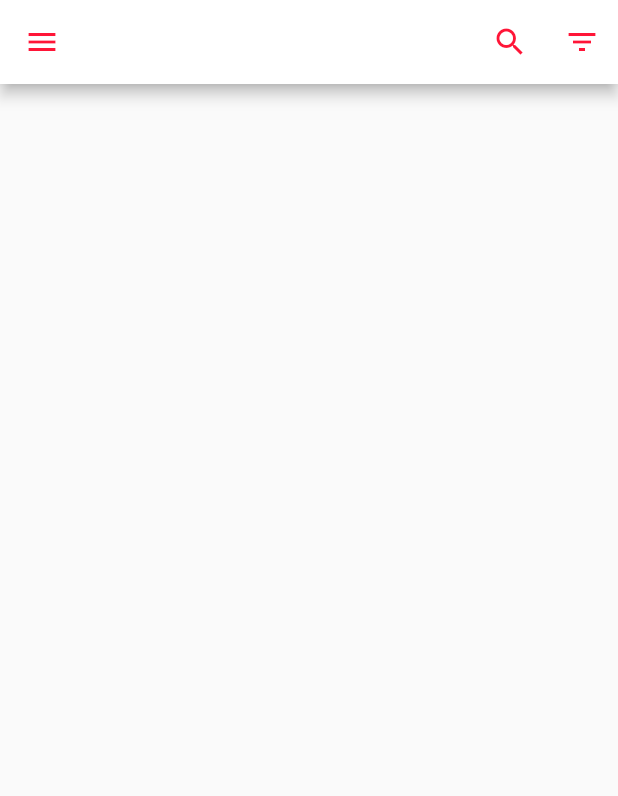
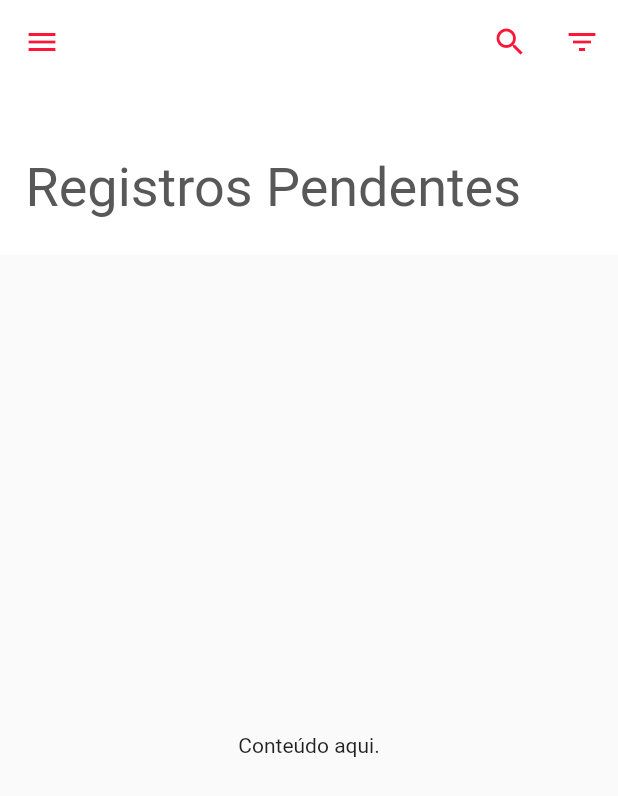
Before and after one commit to leandro-mancini/flutter_clean_architecture, a Flutter app: the RegistrosPendentes screen opened by its route, on a phone screen of 412 x 824 dp. Shown: the top 796 px of the screen. Run offline on Flutter 3.47's test engine with Material 2 defaults, Android fonts, the phone set to English and light mode, and no system bars; our stand-ins replace flutter_clean_architecture.

Commit message:
Header colapse layout

```diff
--- a/lib/src/app/pages/registros_pendentes/registros_pendentes_view.dart
+++ b/lib/src/app/pages/registros_pendentes/registros_pendentes_view.dart
@@ -14,17 +14,43 @@ class _RegistrosPendentesState extends ViewState<RegistrosPendentes, RegistrosPe
   _RegistrosPendentesState(RegistrosPendentesController controller) : super(controller);
 
   var _scaffoldKey = new GlobalKey<ScaffoldState>();
+  var topAppBar = 0.0;
 
   @override
   Widget build(BuildContext context) {
     return Scaffold(
       key: _scaffoldKey,
-      appBar: AppBar(
+      drawer: AppDrawer(),
+      body: CustomScrollView(
+        slivers: <Widget>[
+          SliverAppBar(
             backgroundColor: Colors.white,
+            expandedHeight: 170,
+            floating: false,
+            pinned: true,
             leading: IconButton(
               icon: Icon(Icons.menu),
               color: Color(0xFFFF1537),
               onPressed: () => _scaffoldKey.currentState.openDrawer(),
+            ),
+            flexibleSpace: LayoutBuilder(
+              builder: (BuildContext context, BoxConstraints constraints) {
+                topAppBar = constraints.biggest.height;
+                return FlexibleSpaceBar(
+                  title: Text(
+                    'Registros Pendentes',
+                    style: TextStyle(
+                      color: Color(0xFF585859),
+                      fontSize: topAppBar <= 100 ? 20 : 24,
+                      fontWeight: FontWeight.normal
+                    ),
+                  ),
+                  titlePadding: EdgeInsets.only(
+                    bottom: topAppBar <= 100 ? 17 : 24,
+                    left: topAppBar <= 100 ? 70 : 17
+                  ),
+                );
+              },
             ),
             actions: <Widget>[
               IconButton(
@@ -49,7 +75,18 @@ class _RegistrosPendentesState extends ViewState<RegistrosPendentes, RegistrosPe
               ),
             ],
           ),
-      drawer: AppDrawer(),
+          SliverFillRemaining(
+            child: Center(
+              child: Column(
+                mainAxisAlignment: MainAxisAlignment.center,
+                children: <Widget>[
+                  Text('Conteúdo aqui.'),
+                ],
+              ),
+            ),
+          )
+        ],
+      ),
     );
   }
 }
```
Lines whose indentation alone changed are shown as unchanged.
